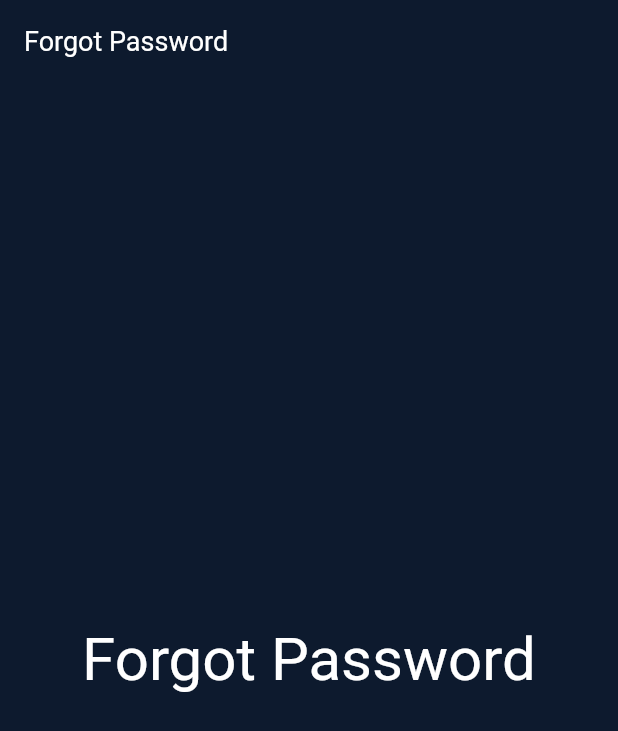
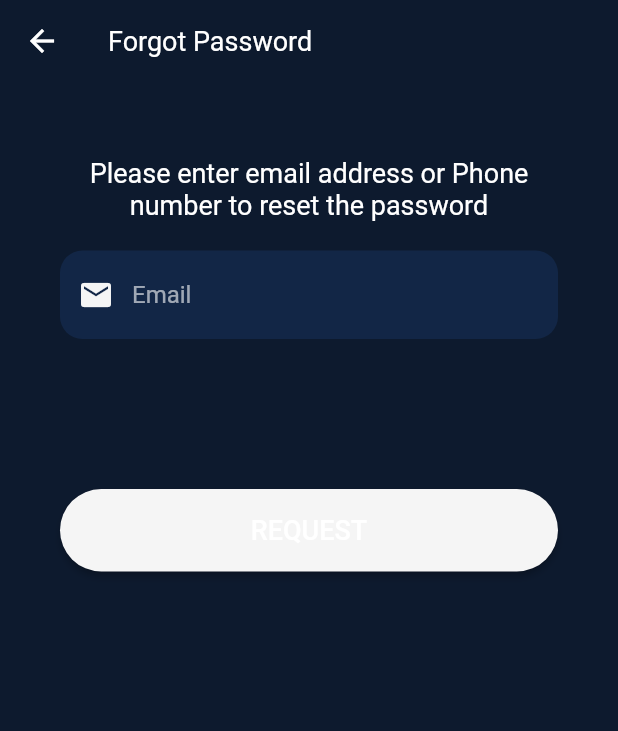
Before and after one commit to Excellent-Mashengete/Chatting-app, a Flutter app: the ForgotPassword screen opened directly, on a phone screen of 412 x 824 dp. Shown: the top 731 px of the screen. Run offline on Flutter 3.47's test engine with Material 2 defaults, Android fonts, the phone set to English and light mode, and no system bars; our stand-ins replace google_nav_bar, url_strategy; Roboto replaces fonts that are missing (Montserrat).

Commit message:
added forgot password Page

```diff
--- a/lib/common/theme.dart
+++ b/lib/common/theme.dart
@@ -9,7 +9,6 @@ class ThemeConstants {
   static const dark1Color = Color(0xFF0D1A2E);
   static const dark2Color = Color(0xFF122646);
   static const light1Color = Color(0xFFF5F5F5);
-
 }
 
 final light = ThemeData(
@@ -49,8 +48,20 @@ final dark = ThemeData(
         fontWeight: FontWeight.w500,
         fontSize: 18.0,
         decoration: TextDecoration.none,
+        color: ThemeConstants.dark1Color
       ),
     ),
+  ),
+
+  //Text Button
+  textButtonTheme: TextButtonThemeData(
+    style: TextButton.styleFrom(
+      primary: ThemeConstants.light1Color,
+      textStyle: const TextStyle(
+        fontFamily: 'Montserrat',
+        color: ThemeConstants.light1Color
+      )
+    )
   ),
 
   //Input Text
--- a/lib/routes.dart
+++ b/lib/routes.dart
@@ -1,5 +1,6 @@
 
 import 'package:chattingapp/screens/auth/forgot_password/forgot_password_email_page.dart';
+import 'package:chattingapp/screens/auth/forgot_password/forgot_password_password_page.dart';
 import 'package:chattingapp/screens/auth/login/login_page.dart';
 import 'package:chattingapp/screens/auth/verifyotp/verifyotp.dart';
 import 'package:chattingapp/screens/landing/landing_page.dart';
@@ -19,6 +20,8 @@ class MyRoutes {
         return MaterialPageRoute(builder: (context) => const Login());
       case forgotpassword:
         return MaterialPageRoute(builder: (context) => const ForgotPassword());
+      case enterNewPassword:
+        return MaterialPageRoute(builder: (context) => const EnterNewPassword());
       case verifyOtp:
         return MaterialPageRoute(builder: (context) => const VerifyOTP());
       default:
--- a/lib/screens/auth/forgot_password/forgot_password_email_page.dart
+++ b/lib/screens/auth/forgot_password/forgot_password_email_page.dart
@@ -1,4 +1,7 @@
+import 'package:chattingapp/constants.dart';
+import 'package:chattingapp/widgets/Input_Textfield_widget.dart';
 import 'package:chattingapp/widgets/app_bar_widget.dart';
+import 'package:chattingapp/widgets/button_widget.dart';
 import 'package:flutter/material.dart';
 
 class ForgotPassword extends StatefulWidget {
@@ -9,14 +12,49 @@ class ForgotPassword extends StatefulWidget {
 }
 
 class _ForgotPasswordState extends State<ForgotPassword> {
+  final emailController = TextEditingController();
 
   @override
   Widget build(BuildContext context) {
-    return const Scaffold(
-      appBar: AppBarWidget(title: 'Forgot Password'),
-      body: Center(
-        child: Text('Forgot Password', style: TextStyle(fontSize: 40)),
-      )
+    return  Scaffold(
+      appBar: const AppBarWidget(title: 'Forgot Password', icon: Icons.arrow_back),
+      body: SafeArea(
+        child: Center(
+          child: Container(
+            padding: const EdgeInsets.symmetric(horizontal: 40),
+            child: Column(
+              mainAxisAlignment: MainAxisAlignment.start,
+              children: [
+                const SizedBox(height: 50),
+                const Text(
+                  'Please enter email address or Phone number to reset the password',
+                  textAlign: TextAlign.center,
+                  style: TextStyle(fontSize: 18),
+                ),
+
+                const SizedBox(height: 20),
+                InputFields(
+                  controller: emailController,
+                  icon: Icons.email,
+                  hintText: 'Email',
+                  obscureText: false,
+                ),
+
+                //Forgot Password button
+
+                const SizedBox(height: 100),
+
+                ButtonWidget(
+                  text: "REQUEST",
+                  press: () {
+                    Navigator.pushNamed(context, enterNewPassword);
+                  },
+                ),
+              ],
+            ),
+          ),
+        ),
+      ),
     );
   }
 }
--- a/lib/screens/auth/forgot_password/forgot_password_password_page.dart
+++ b/lib/screens/auth/forgot_password/forgot_password_password_page.dart
@@ -1,3 +1,4 @@
+import 'package:chattingapp/widgets/app_bar_widget.dart';
 import 'package:flutter/material.dart';
 
 class EnterNewPassword extends StatefulWidget {
@@ -12,6 +13,7 @@ class _EnterNewPasswordState extends State<EnterNewPassword> {
   @override
   Widget build(BuildContext context) {
     return const Scaffold(
+      appBar: AppBarWidget(title: 'New Password', icon: Icons.arrow_back),
       body: Center(
         child: Text('Password Reset Screen', style: TextStyle(fontSize: 40)),
       )
--- a/lib/widgets/Input_Textfield_widget.dart
+++ b/lib/widgets/Input_Textfield_widget.dart
@@ -7,7 +7,6 @@ class InputFields extends StatelessWidget {
     required this.hintText,
     required this.obscureText,
     required this.icon,
-
   }) : super(key: key);
 
   final controller;
@@ -17,16 +16,12 @@ class InputFields extends StatelessWidget {
 
   @override
   Widget build(BuildContext context) {
-    return Padding(
-      padding: const EdgeInsets.symmetric(horizontal: 25.0),
-      child: TextField(
-        controller: controller,
-        obscureText: obscureText,
-        decoration: InputDecoration(
-
-          prefixIcon: Icon(icon),
-          hintText: hintText,
-        ),
+    return TextField(
+      controller: controller,
+      obscureText: obscureText,
+      decoration: InputDecoration(
+        prefixIcon: Icon(icon),
+        hintText: hintText,
       ),
     );
   }
--- a/lib/widgets/app_bar_widget.dart
+++ b/lib/widgets/app_bar_widget.dart
@@ -6,15 +6,21 @@ class AppBarWidget extends StatelessWidget implements PreferredSizeWidget  {
 
   const AppBarWidget({
     Key? key,
-    required this.title
+    required this.title,
+    required this.icon,
   }) : super(key: key);
 
   final String title;
+  final IconData icon;
 
   @override
   Widget build(BuildContext context) {
     return AppBar(
       automaticallyImplyLeading: false,
+      leading: IconButton(
+        onPressed: (){ Navigator.pop(context); },
+        icon: const Icon(Icons.arrow_back),
+      ),
       title: Text(title),
     );
   }
```
Also changed, not shown: lib/screens/auth/login/login_page.dart (+4 -4 lines), lib/screens/landing/landing_page.dart (+11 -18 lines), lib/screens/tabs/components/chats.dart (+3 -4 lines), lib/screens/tabs/components/profile.dart (+3 -4 lines).
